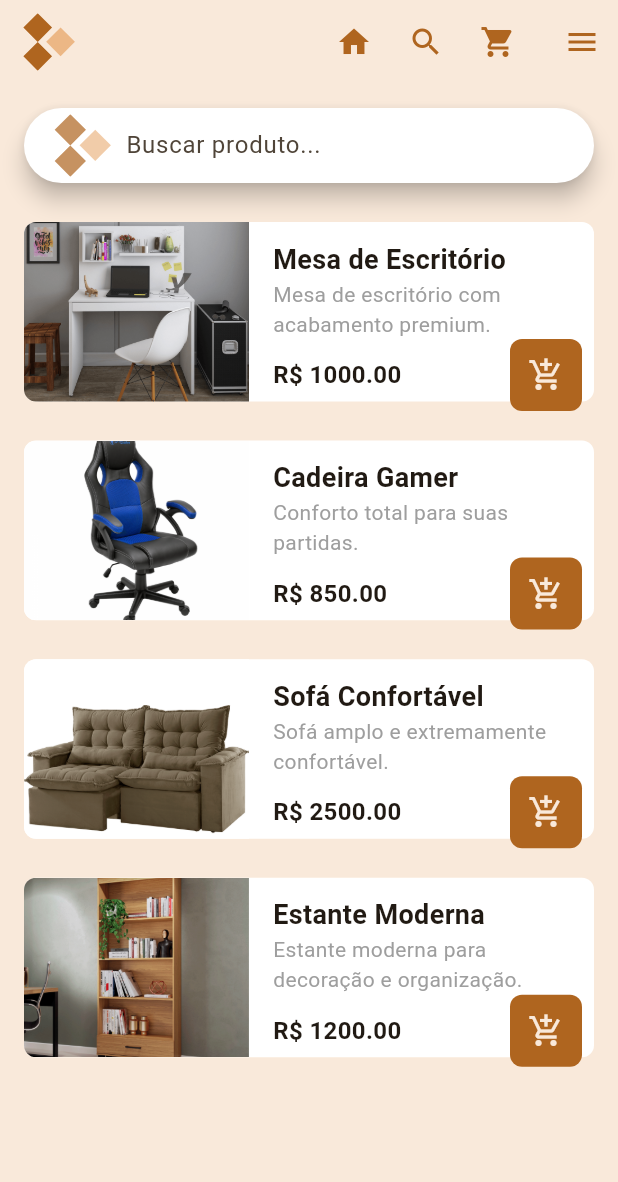
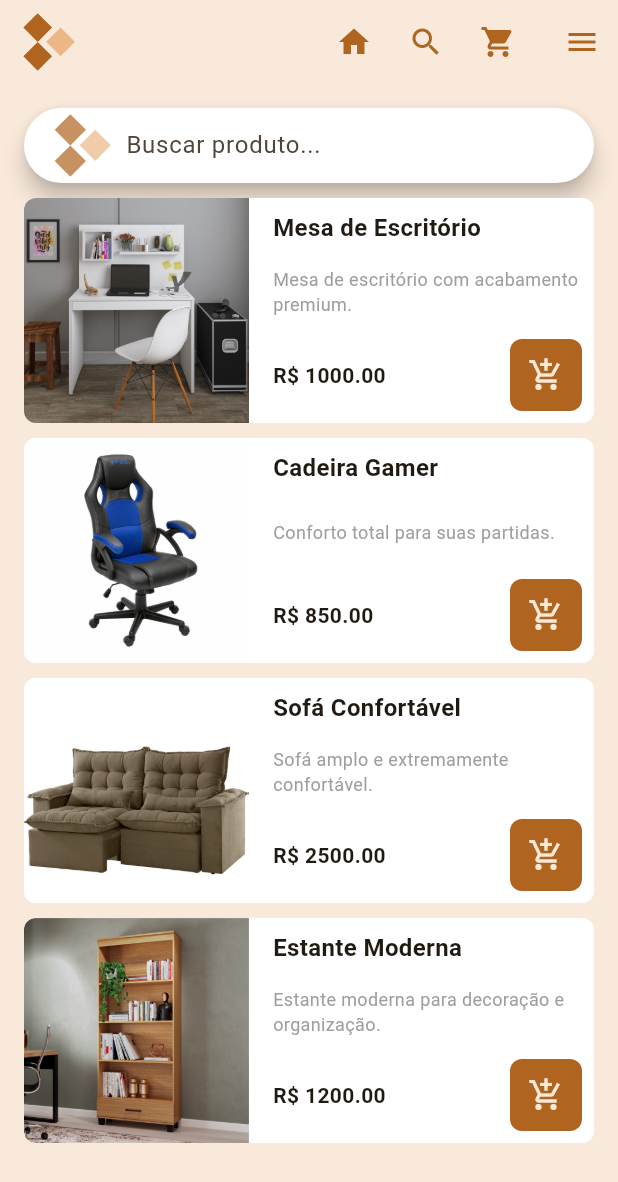
Before and after one commit to Trabalho-Unifeso/Mobile-AR, a Flutter app: the screen it shows after launch, on a phone screen of 412 x 824 dp. Shown: the top 1182 px of the screen. Run offline on Flutter 3.47's test engine with Material 3 defaults, Android fonts, the light colour scheme and no system bars; our stand-ins replace flutter_svg; missing offline and left inert: ar_flutter_plugin.

Commit message:
ajustando elementos da interface
deixando as linhas do grid com tamanho fixo e impedindo que os elementos dos cards corram para fora do card

```diff
--- a/lib/widgets/product_card.dart
+++ b/lib/widgets/product_card.dart
@@ -15,7 +15,7 @@ class ProductCard extends StatelessWidget {
         MaterialPageRoute(builder: (context) => ProductPage(product: product)),
       ),
       child: Container(
-        margin: const EdgeInsets.only(top: 16),
+        height: 150,
         decoration: BoxDecoration(
           color: Colors.white,
           borderRadius: BorderRadius.circular(8),
@@ -37,22 +37,29 @@ class ProductCard extends StatelessWidget {
             const SizedBox(width: 8),
             Expanded(
               child: Padding(
-                padding: const EdgeInsets.symmetric(vertical: 12, horizontal: 8),
+                padding: const EdgeInsets.symmetric(vertical: 8, horizontal: 8),
                 child: Column(
+                  mainAxisAlignment: MainAxisAlignment.spaceBetween, // evita overflow
                   crossAxisAlignment: CrossAxisAlignment.start,
                   children: [
-                    Text(product.name,
-                        style: const TextStyle(
-                            fontSize: 18, fontWeight: FontWeight.bold)),
-                    Text(product.description,
-                        style: const TextStyle(fontSize: 14, color: Colors.grey)),
-                    const Spacer(),
+                    Text(
+                      product.name,
+                      style: const TextStyle(fontSize: 16, fontWeight: FontWeight.bold),
+                      maxLines: 1,
+                      overflow: TextOverflow.ellipsis,
+                    ),
+                    Text(
+                      product.description,
+                      style: const TextStyle(fontSize: 12, color: Colors.grey),
+                      maxLines: 2,
+                      overflow: TextOverflow.ellipsis,
+                    ),
                     Row(
                       children: [
                         Text(
                           'R\$ ${product.price.toStringAsFixed(2)}',
                           style: const TextStyle(
-                            fontSize: 16,
+                            fontSize: 14,
                             fontWeight: FontWeight.bold,
                           ),
                         ),
--- a/lib/widgets/product_grid.dart
+++ b/lib/widgets/product_grid.dart
@@ -9,11 +9,11 @@ class ProductGrid extends StatelessWidget {
   Widget build(BuildContext context) {
     return Expanded(
       child: GridView.builder(
-        gridDelegate: const SliverGridDelegateWithMaxCrossAxisExtent(
-          maxCrossAxisExtent: double.infinity,
+        gridDelegate: const SliverGridDelegateWithFixedCrossAxisCount(
+          crossAxisCount: 1,
           crossAxisSpacing: 10,
           mainAxisSpacing: 10,
-          childAspectRatio: 2.8,
+          mainAxisExtent: 150,
         ),
         itemCount: products.length,
         itemBuilder: (context, index) {
```
